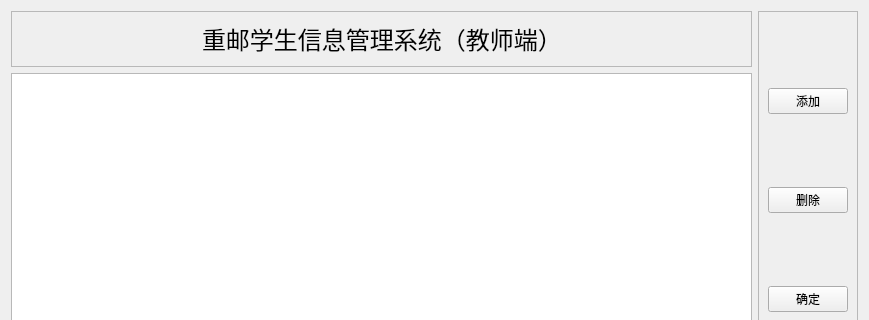
This is teacher.ui in githublss/QtStudentManage as Qt 5 draws it before an edit; both pictures show x 0 to 869 and y 0 to 320 of the 869 by 502 pixel window. The edited form follows.
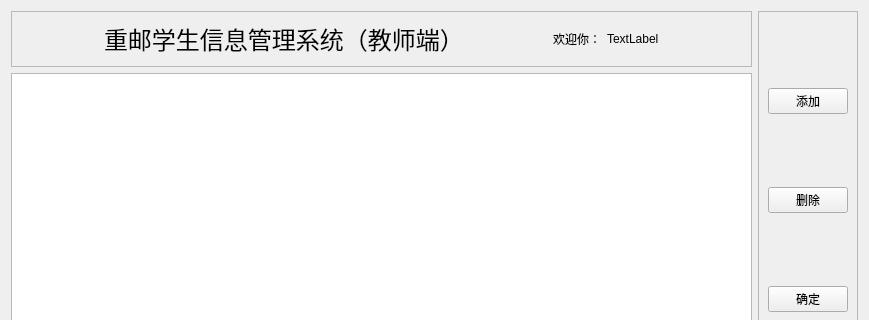
This is the edited form.

Patch:
```diff
--- a/teacher.ui
+++ b/teacher.ui
@@ -30,7 +30,7 @@
         </property>
         <property name="sizeHint" stdset="0">
          <size>
-          <width>176</width>
+          <width>50</width>
           <height>20</height>
          </size>
         </property>
@@ -56,7 +56,34 @@
         </property>
         <property name="sizeHint" stdset="0">
          <size>
-          <width>176</width>
+          <width>50</width>
+          <height>20</height>
+         </size>
+        </property>
+       </spacer>
+      </item>
+      <item row="0" column="3">
+       <widget class="QLabel" name="label_3">
+        <property name="text">
+         <string>欢迎你：</string>
+        </property>
+       </widget>
+      </item>
+      <item row="0" column="4">
+       <widget class="QLabel" name="labelReallyName">
+        <property name="text">
+         <string>TextLabel</string>
+        </property>
+       </widget>
+      </item>
+      <item row="0" column="5">
+       <spacer name="horizontalSpacer_10">
+        <property name="orientation">
+         <enum>Qt::Horizontal</enum>
+        </property>
+        <property name="sizeHint" stdset="0">
+         <size>
+          <width>76</width>
           <height>20</height>
          </size>
         </property>
```
